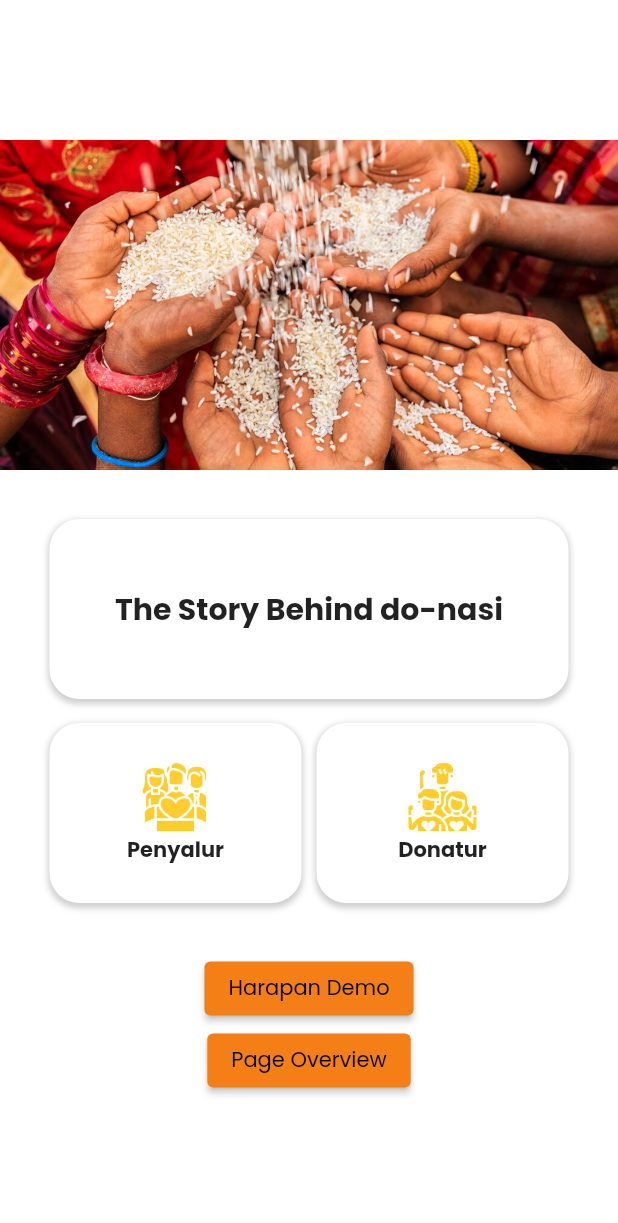
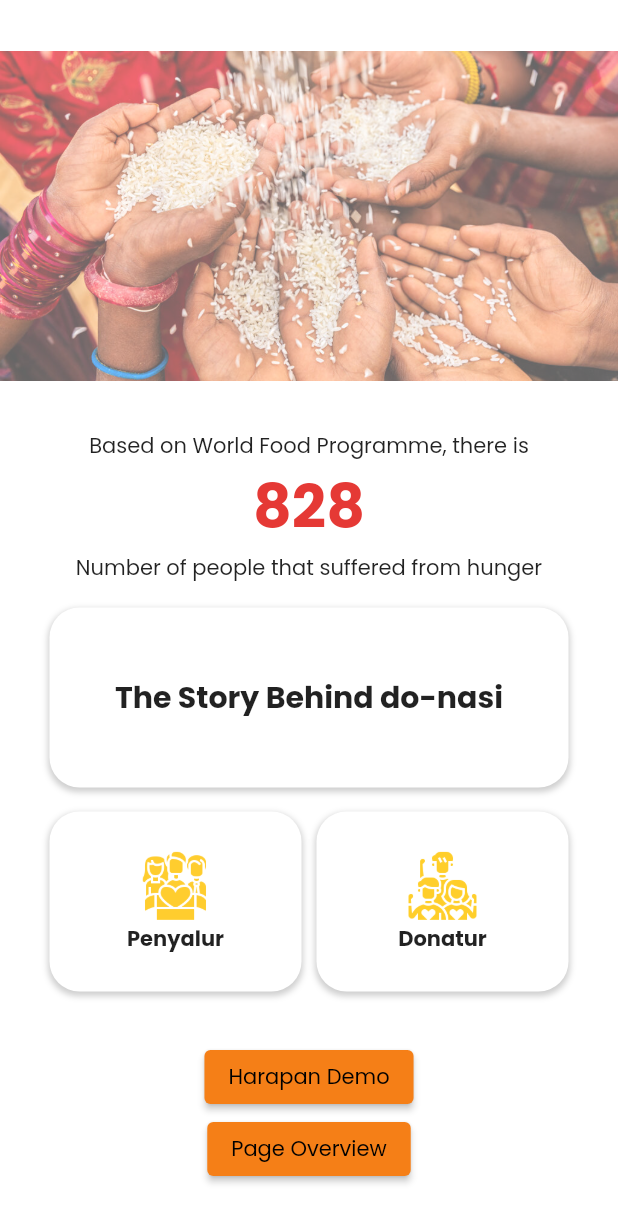
Before and after one commit to PBP-C05/do-nasi-mobile, a Flutter app: the MyHomePage screen opened directly, on a phone screen of 412 x 824 dp. Shown: the top 1223 px of the screen. Run offline on Flutter 3.47's test engine with Material 2 defaults, Android fonts, the phone set to English and light mode, and no system bars; drawn by our look-alikes of countup; our stand-ins replace carousel_slider, google_nav_bar, line_icons; missing offline and left inert: date_count_down, pbp_django_auth; network calls fail.

Commit message:
Edited more

```diff
--- a/lib/page/harapan_page.dart
+++ b/lib/page/harapan_page.dart
@@ -294,7 +294,7 @@ class _HarapanPageState extends State<HarapanPage> {
                           child: Row(
                             children: [
                               Padding(
-                                padding: const EdgeInsets.all(8.0),
+                                padding: const EdgeInsets.all(6.0),
                                 child: CircleAvatar(
                                   backgroundColor: Colors.blue.shade900,
                                   radius: 25,
--- a/lib/page/home_page.dart
+++ b/lib/page/home_page.dart
@@ -2,6 +2,7 @@ import 'package:do_nasi/page/harapan_page.dart';
 import 'package:do_nasi/page/page_overview.dart';
 import 'package:flutter/material.dart';
 import 'package:flutter_staggered_grid_view/flutter_staggered_grid_view.dart';
+import 'package:countup/countup.dart';
 
 class MyHomePage extends StatefulWidget {
   const MyHomePage({super.key});
@@ -24,15 +25,39 @@ class _MyHomePageState extends State<MyHomePage> {
               Container(
                   height: 220,
                   width: MediaQuery.of(context).size.width,
-                  decoration: const BoxDecoration(
+                  decoration: BoxDecoration(
                       image: DecorationImage(
-                    image: AssetImage('assets/images/WorldHunger.jpg'),
+                    image: const AssetImage('assets/images/WorldHunger.jpg'),
                     fit: BoxFit.fill,
+                    colorFilter: ColorFilter.mode(
+                        const Color.fromARGB(255, 201, 200, 200)
+                            .withOpacity(0.6),
+                        BlendMode.dstATop),
                   ))),
               Padding(
                 padding: const EdgeInsets.all(25.0),
                 child: Column(
                   children: [
+                    Padding(
+                      padding: const EdgeInsets.all(8.0),
+                      child: Column(
+                        children: [
+                          const Text('Based on World Food Programme, there is'),
+                          Countup(
+                            begin: 0,
+                            end: 828,
+                            duration: const Duration(seconds: 3),
+                            separator: ',',
+                            style: TextStyle(
+                              fontSize: 40,
+                              fontWeight: FontWeight.w700,
+                              color: Colors.red[600],
+                            ),
+                          ),
+                          const Text('Number of people that suffered from hunger'),
+                        ],
+                      ),
+                    ),
                     Padding(
                       padding: const EdgeInsets.all(8.0),
                       child: InkWell(
@@ -73,7 +98,9 @@ class _MyHomePageState extends State<MyHomePage> {
                             mainAxisAlignment: MainAxisAlignment.center,
                             children: const [
                               Text('The Story Behind do-nasi',
-                                  style: TextStyle(fontWeight: FontWeight.w700, fontSize: 20))
+                                  style: TextStyle(
+                                      fontWeight: FontWeight.w700,
+                                      fontSize: 20))
                             ],
                           ),
                         ),
--- a/lib/widgets/bottom_navbar.dart
+++ b/lib/widgets/bottom_navbar.dart
@@ -50,12 +50,12 @@ class BottomNavBar extends StatelessWidget {
               text: 'Home',
             ),
             GButton(
-              icon: Icons.favorite,
-              text: 'Likes',
+              icon: Icons.article,
+              text: 'Article',
             ),
             GButton(
-              icon: Icons.search,
-              text: 'Search',
+              icon: Icons.question_answer,
+              text: 'Q&A',
             ),
             GButton(
               icon: Icons.person,
--- a/pubspec.yaml
+++ b/pubspec.yaml
@@ -45,6 +45,7 @@ dependencies:
   flutter_staggered_grid_view: ^0.6.2
   intl: ^0.17.0
   date_count_down: ^2.1.0
+  countup: ^0.1.4
 
 dev_dependencies:
   flutter_test:
```
Also changed, not shown: pubspec.lock.
